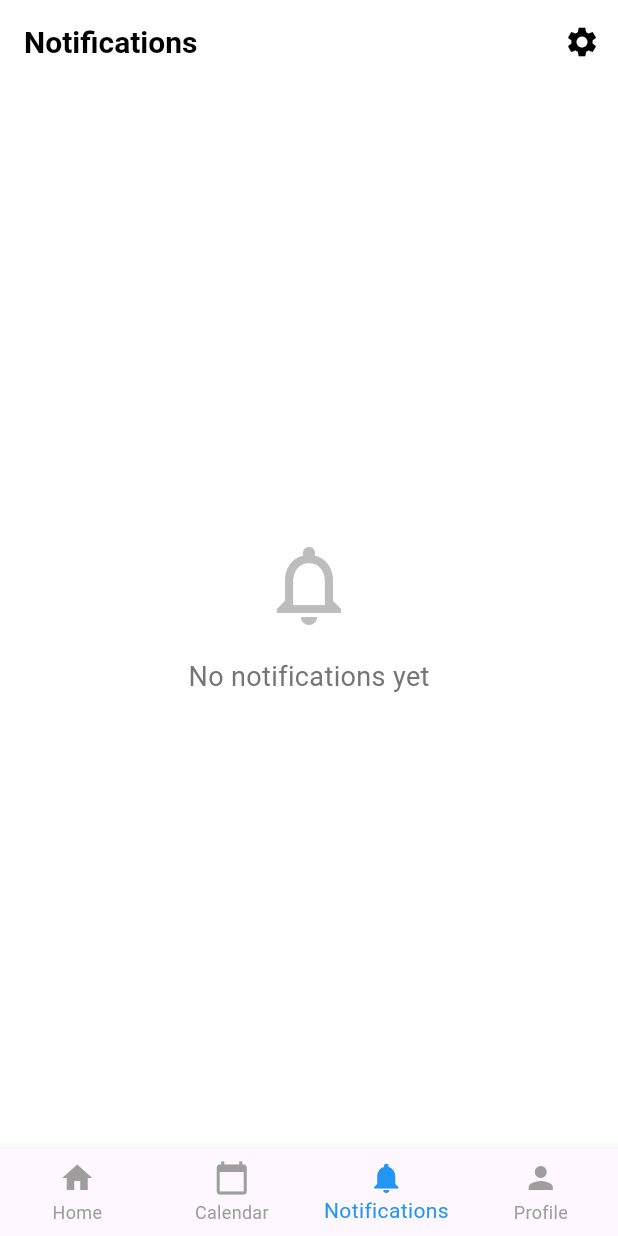
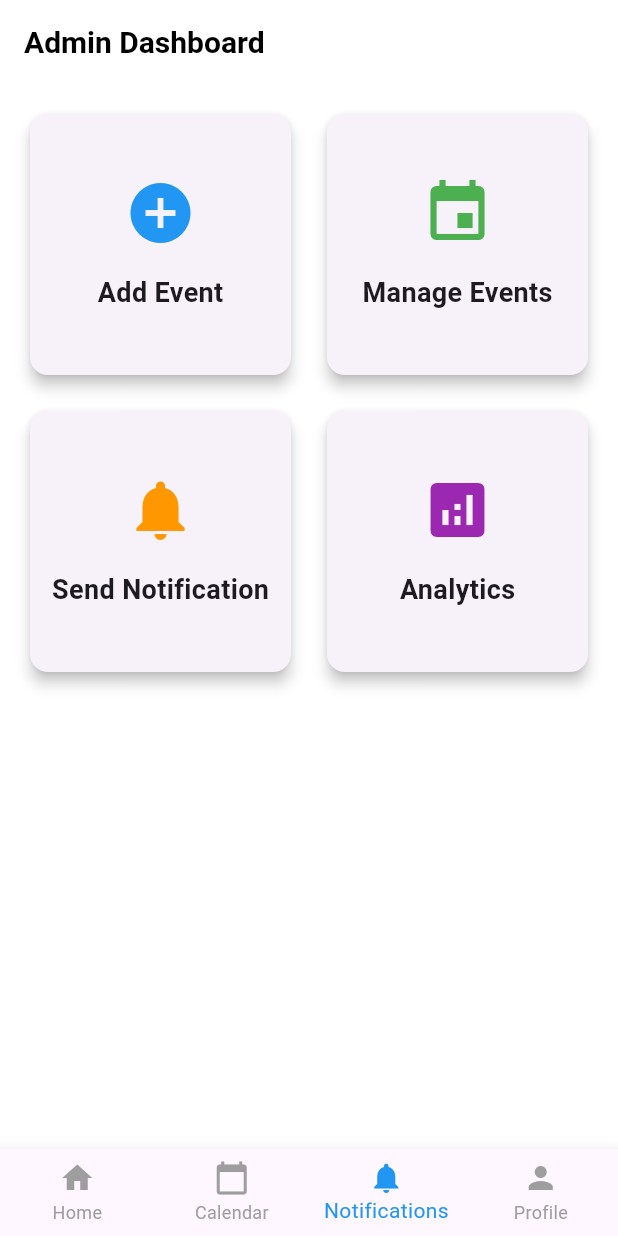
Before and after one commit to M0hamed-Eid/eventify, a Flutter app: the screen it shows after launch, item 3 of the bottom bar chosen, on a phone screen of 412 x 824 dp. Run offline on Flutter 3.47's test engine with Material 3 defaults, Android fonts, the phone set to English and light mode, and no system bars; our stand-ins replace cloud_firestore, firebase_core, firebase_messaging, firebase_storage, flutter_local_notifications, logger and 3 more; accounts and stored records are empty; network calls fail.

Commit message:
feat: Implement Supabase auth, notifications, and admin
This commit introduces Supabase authentication, Firebase Cloud
Messaging (FCM) for notifications, and an admin dashboard. It
also includes necessary plugin registrations and UI updates.

- Replaced Firebase Auth with Supabase Auth.
- Implemented FCM for push notifications, including background
  handling and local notification display using
  `flutter_local_notifications`.
- Added an admin dashboard with features to add/manage events and
  send custom notifications.
- Updated Firebase configuration and added necessary dependencies
  like `supabase_flutter`, `logger`, and `cloud_functions`.
- Modified database service to return Event objects.

```diff
--- /dev/null
+++ b/lib/screens/admin/admin_dashboard.dart
@@ -0,0 +1,150 @@
+import 'package:flutter/material.dart';
+import '../../models/event.dart';
+import '../../services/database_service.dart';
+import '../../services/notification_service.dart';
+import '../events/event_screen.dart';
+import 'manage_events_screen.dart';
+import 'send_notification_screen.dart';
+
+class AdminDashboard extends StatefulWidget {
+  const AdminDashboard({super.key});
+
+  @override
+  State<AdminDashboard> createState() => _AdminDashboardState();
+}
+
+class _AdminDashboardState extends State<AdminDashboard> {
+  final DatabaseService _databaseService = DatabaseService();
+  final NotificationService _notificationService = NotificationService();
+  bool _isLoading = false;
+
+  @override
+  Widget build(BuildContext context) {
+    return Scaffold(
+      appBar: AppBar(
+        title: const Text('Admin Dashboard'),
+      ),
+      body: _isLoading
+          ? const Center(child: CircularProgressIndicator())
+          : GridView.count(
+        crossAxisCount: 2,
+        padding: const EdgeInsets.all(16),
+        mainAxisSpacing: 16,
+        crossAxisSpacing: 16,
+        children: [
+          _buildDashboardCard(
+            'Add Event',
+            Icons.add_circle,
+            Colors.blue,
+                () => _navigateToAddEvent(context),
+          ),
+          _buildDashboardCard(
+            'Manage Events',
+            Icons.event,
+            Colors.green,
+                () => _navigateToManageEvents(context),
+          ),
+          _buildDashboardCard(
+            'Send Notification',
+            Icons.notifications,
+            Colors.orange,
+                () => _navigateToSendNotification(context),
+          ),
+          _buildDashboardCard(
+            'Analytics',
+            Icons.analytics,
+            Colors.purple,
+                () => _showAnalytics(context),
+          ),
+        ],
+      ),
+    );
+  }
+
+  Widget _buildDashboardCard(
+      String title,
+      IconData icon,
+      Color color,
+      VoidCallback onTap,
+      ) {
+    return Card(
+      elevation: 4,
+      child: InkWell(
+        onTap: onTap,
+        child: Column(
+          mainAxisAlignment: MainAxisAlignment.center,
+          children: [
+            Icon(
+              icon,
+              size: 48,
+              color: color,
+            ),
+            const SizedBox(height: 16),
+            Text(
+              title,
+              style: const TextStyle(
+                fontSize: 18,
+                fontWeight: FontWeight.bold,
+              ),
+            ),
+          ],
+        ),
+      ),
+    );
+  }
+
+  void _navigateToAddEvent(BuildContext context) async {
+    final Event? newEvent = await Navigator.push(
+      context,
+      MaterialPageRoute(
+        builder: (context) => const AddEventScreen(),
+      ),
+    );
+
+    if (newEvent != null) {
+      try {
+        // Event was added successfully, send notification to users
+        //await _notificationService.sendEventNotification(newEvent);
+        if (mounted) {
+          ScaffoldMessenger.of(context).showSnackBar(
+            const SnackBar(
+              content: Text('Event added and notification sent successfully'),
+              backgroundColor: Colors.green,
+            ),
+          );
+        }
+      } catch (e) {
+        if (mounted) {
+          ScaffoldMessenger.of(context).showSnackBar(
+            SnackBar(
+              content: Text('Failed to send notification: $e'),
+              backgroundColor: Colors.red,
+            ),
+          );
+        }
+      }
+    }
+  }
+
+  void _navigateToManageEvents(BuildContext context) {
+    Navigator.push(
+      context,
+      MaterialPageRoute(
+        builder: (context) => const ManageEventsScreen(),
+      ),
+    );
+  }
+
+  void _navigateToSendNotification(BuildContext context) {
+    Navigator.push(
+      context,
+      MaterialPageRoute(
+        builder: (context) => const SendNotificationScreen(),
+      ),
+    );
+  }
+
+  void _showAnalytics(BuildContext context) {
+    // Implement analytics view
+  }
+}
--- /dev/null
+++ b/lib/screens/admin/manage_events_screen.dart
@@ -0,0 +1,68 @@
+import 'package:flutter/material.dart';
+import '../../models/event.dart';
+import '../../services/database_service.dart';
+
+class ManageEventsScreen extends StatelessWidget {
+  const ManageEventsScreen({super.key});
+
+  @override
+  Widget build(BuildContext context) {
+    return Scaffold(
+      appBar: AppBar(
+        title: const Text('Manage Events'),
+      ),
+      body: StreamBuilder<List<Event>>(
+        stream: DatabaseService().getEventsStream(),
+        builder: (context, snapshot) {
+          if (snapshot.hasError) {
+            return Center(child: Text('Error: ${snapshot.error}'));
+          }
+
+          if (snapshot.connectionState == ConnectionState.waiting) {
+            return const Center(child: CircularProgressIndicator());
+          }
+
+          final events = snapshot.data ?? [];
+
+          return ListView.builder(
+            itemCount: events.length,
+            itemBuilder: (context, index) {
+              final event = events[index];
+              return Dismissible(
+                key: Key(event.id),
+                background: Container(
+                  color: Colors.red,
+                  alignment: Alignment.centerRight,
+                  padding: const EdgeInsets.only(right: 16),
+                  child: const Icon(Icons.delete, color: Colors.white),
+                ),
+                direction: DismissDirection.endToStart,
+                onDismissed: (direction) {
+                  DatabaseService().deleteEvent(event.id);
+                },
+                child: ListTile(
+                  title: Text(event.title),
+                  subtitle: Text(
+                    '${_formatDate(event.dateTime)} • ${event.timeRange}',
+                  ),
+                  trailing: IconButton(
+                    icon: const Icon(Icons.edit),
+                    onPressed: () => _editEvent(context, event),
+                  ),
+                ),
+              );
+            },
+          );
+        },
+      ),
+    );
+  }
+
+  String _formatDate(DateTime date) {
+    return '${date.day}/${date.month}/${date.year}';
+  }
+
+  void _editEvent(BuildContext context, Event event) {
+    // Navigate to edit event screen
+  }
+}
--- a/lib/screens/notifications/notifications_screen.dart
+++ b/lib/screens/notifications/notifications_screen.dart
@@ -17,8 +17,6 @@ class NotificationsScreen extends StatefulWidget {
 class _NotificationsScreenState extends State<NotificationsScreen> {
   final DatabaseService _databaseService = DatabaseService();
   final AuthService _authService = AuthService();
-  bool _isLoading = true;
-
   @override
   void initState() {
     super.initState();
@@ -27,7 +25,7 @@ class _NotificationsScreenState extends State<NotificationsScreen> {
 
   Future<void> _markAllAsRead() async {
     try {
-      final userId = _authService.currentUser?.uid;
+      final userId = _authService.currentUser?.id;
       if (userId != null) {
         await _databaseService.markAllNotificationsAsRead(userId);
       }
@@ -179,7 +177,7 @@ class _NotificationsScreenState extends State<NotificationsScreen> {
         ],
       ),
       body: StreamBuilder<List<NotificationItem>>(
-        stream: _databaseService.getUserNotifications(_authService.currentUser?.uid ?? ''),
+        stream: _databaseService.getUserNotifications(_authService.currentUser?.id ?? ''),
         builder: (context, snapshot) {
           if (snapshot.hasError) {
             return Center(
--- a/lib/screens/profile/profile_screen.dart
+++ b/lib/screens/profile/profile_screen.dart
@@ -33,7 +33,7 @@ class _ProfileScreenState extends State<ProfileScreen> {
     _setupUserListener();
   }
   void _setupUserListener() {
-    final userId = _authService.currentUser?.uid;
+    final userId = _authService.currentUser?.id;
     if (userId != null) {
       _userSubscription = _databaseService
           .getUserProfileStream(userId)
@@ -52,7 +52,7 @@ class _ProfileScreenState extends State<ProfileScreen> {
   Future<void> _loadUserProfile() async {
     setState(() => _isLoading = true);
     try {
-      final userId = _authService.currentUser?.uid;
+      final userId = _authService.currentUser?.id;
       if (userId != null) {
         // Use Future instead of Stream
         final userProfile = await _databaseService.getUserProfile(userId);
--- a/lib/services/database_service.dart
+++ b/lib/services/database_service.dart
@@ -8,9 +8,10 @@ class DatabaseService {
 
   final FirebaseFirestore _firestore = FirebaseFirestore.instance;
 
-  // Events
-  Future<void> createEvent(Event event) async {
-    await _firestore.collection('events').add(event.toMap());
+  Future<Event> createEvent(Event event) async {
+    final docRef = await _firestore.collection('events').add(event.toMap());
+    final doc = await docRef.get();
+    return Event.fromFirestore(doc);
   }
 
   Future<void> updateEvent(String eventId, Map<String, dynamic> data) async {
--- a/pubspec.yaml
+++ b/pubspec.yaml
@@ -46,6 +46,10 @@ dependencies:
   share_plus:
   timezone:
   firebase_storage:
+  cloud_functions:
+  firebase_analytics:
+  supabase_flutter:
+  logger:
 
 dev_dependencies:
   flutter_test:
```
Also changed, not shown: lib/main.dart (+38 -5 lines), lib/screens/admin/send_notification_screen.dart (added, +106 -0 lines), lib/screens/events/event_screen.dart (+3 -8 lines), lib/services/auth_service.dart (+24 -14 lines), lib/services/notification_service.dart (+163 -68 lines), lib/firebase_options.dart, pubspec.lock, 6 other files.
